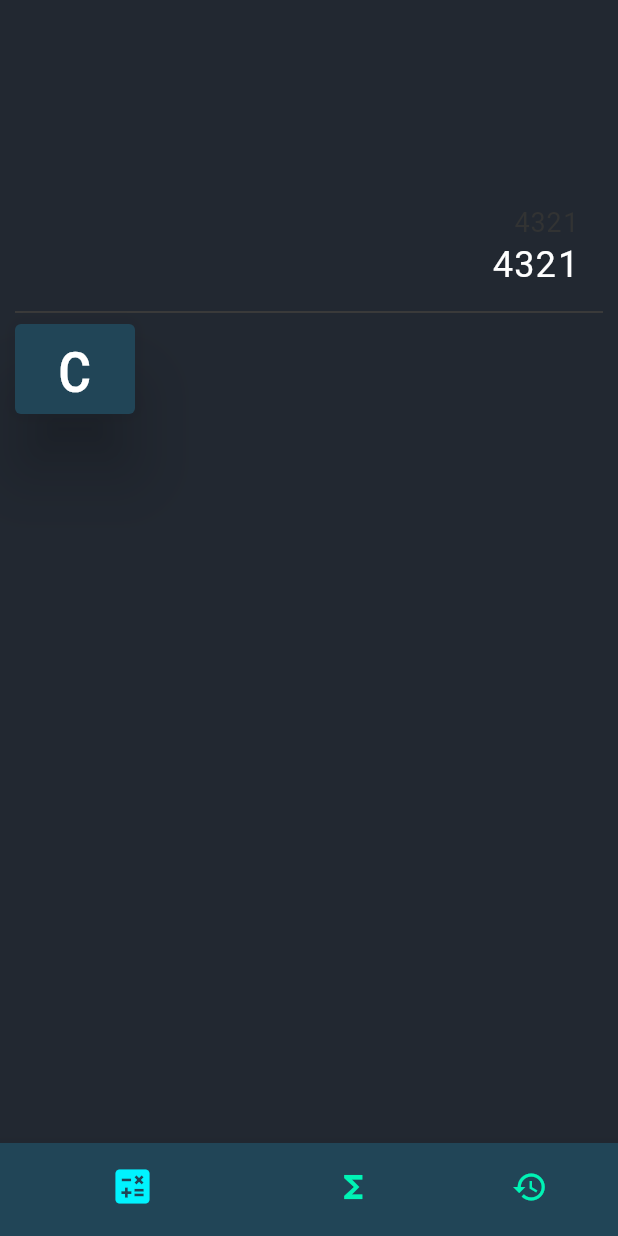
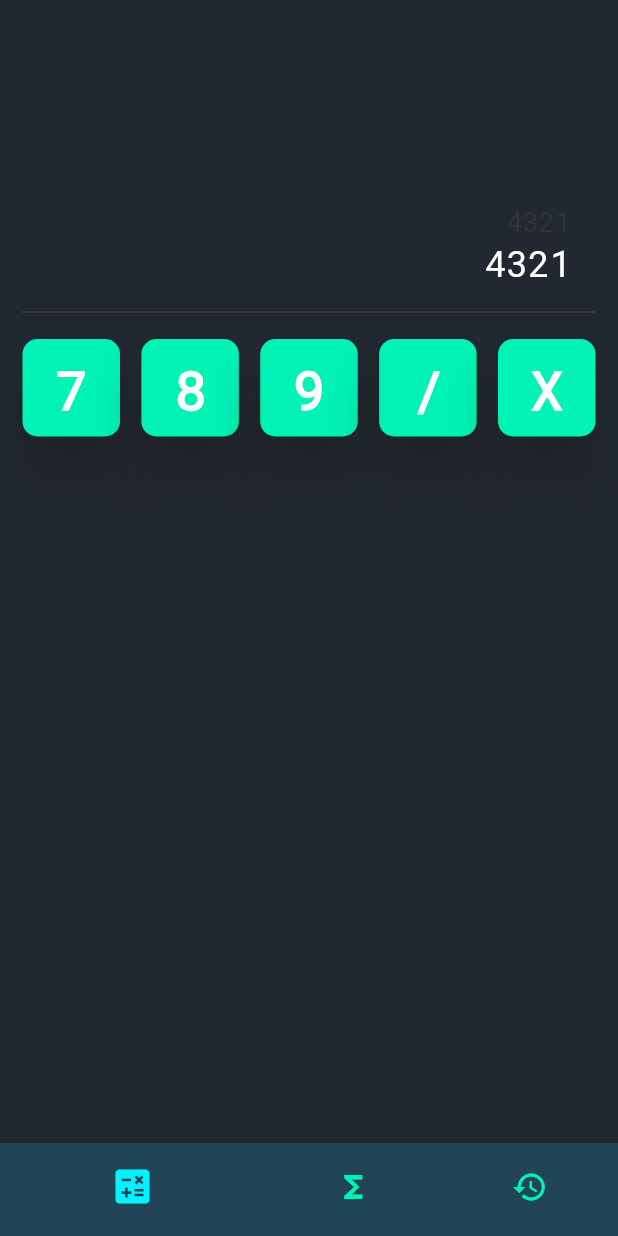
Before and after one commit to MertSaygili/FlutterMiniProjects, a Flutter app: the screen it shows after launch, on a phone screen of 412 x 824 dp. Run offline on Flutter 3.47's test engine with Material 2 defaults, Android fonts, the phone set to English and light mode, and no system bars; our stand-ins replace flutter_signin_button.

Commit message:
working on calculator buttons

```diff
--- a/lib/Uplabs/Calculator/calculator_shared_preferences_0/items/items.dart
+++ b/lib/Uplabs/Calculator/calculator_shared_preferences_0/items/items.dart
@@ -32,17 +32,21 @@ class PaddingItems {
     vertical: PaddingValues().paddingVerticalPage,
     horizontal: PaddingValues().paddingHorizontalPage,
   );
+  final EdgeInsets paddingVerticalOnlySmall = EdgeInsets.symmetric(
+    vertical: PaddingValues().paddingVerticalSmall,
+  );
 }
 
 class PaddingValues {
   final double paddingVerticalPage = 20;
-  final double paddingHorizontalPage = 10;
+  final double paddingHorizontalPage = 15;
+  final double paddingVerticalSmall = 10;
 }
 
 class HeightWidthItems {
   final double maxWidth = 400;
   final double normalHeight = 180;
 
-  final double smallWidth = 80;
-  final double smallHeight = 60;
+  final double smallWidth = 65;
+  final double smallHeight = 65;
 }
--- a/lib/Uplabs/Calculator/calculator_shared_preferences_0/pages/main_calculator.dart
+++ b/lib/Uplabs/Calculator/calculator_shared_preferences_0/pages/main_calculator.dart
@@ -10,7 +10,7 @@ class MainCalculatorPage extends StatefulWidget {
 }
 
 class _MainCalculatorPageState extends State<MainCalculatorPage> {
-  final String _text = '4321';
+  String _text = '4321';
 
   @override
   void initState() {
@@ -37,33 +37,55 @@ class _MainCalculatorPageState extends State<MainCalculatorPage> {
                   ),
                 ),
                 const CustomDivider(thickness: 1.3),
-                Row(
+                Padding(
+                  padding: PaddingItems().paddingVerticalOnlySmall,
+                  child: Row(
                     mainAxisAlignment: MainAxisAlignment.spaceBetween,
                     children: [
-                    SizedBox(
+                      customButton(
+                          context, '7', ColorItems().colorIconUnselected),
+                      customButton(
+                          context, '8', ColorItems().colorIconUnselected),
+                      customButton(
+                          context, '9', ColorItems().colorIconUnselected),
+                      customButton(
+                          context, '/', ColorItems().colorIconUnselected),
+                      customButton(
+                          context, 'X', ColorItems().colorIconUnselected),
+                    ],
+                  ),
+                ),
+              ],
+            ),
+          ],
+        ),
+      ),
+    );
+  }
+
+  SizedBox customButton(BuildContext context, String text, Color color) {
+    double _elevation = 15;
+    double _borderRadiusVal = 10;
+    BorderRadius _borderRadius = BorderRadius.circular(_borderRadiusVal);
+
+    return SizedBox(
       height: HeightWidthItems().smallHeight,
       width: HeightWidthItems().smallWidth,
       child: ElevatedButton(
-                        onPressed: () {},
+        onPressed: () {
+          setState(() {
+            _text = _text + text;
+          });
+        },
         style: ElevatedButton.styleFrom(
-                          elevation: 20,
-                          primary: ColorItems().colorBackgroundNavigation,
-                          onPrimary: ColorItems().colorIconSelected,
+          elevation: _elevation,
+          primary: color,
+          shadowColor: ColorItems().colorDarkGray,
+          shape: RoundedRectangleBorder(borderRadius: _borderRadius),
         ),
         child: Align(
           alignment: Alignment.center,
-                          child: Text(
-                            'C',
-                            style: Theme.of(context).textTheme.button,
-                          ),
-                        ),
-                      ),
-                    ),
-                  ],
-                )
-              ],
-            ),
-          ],
+          child: Text(text, style: Theme.of(context).textTheme.button),
         ),
       ),
     );
```
Lines whose indentation alone changed are shown as unchanged.
